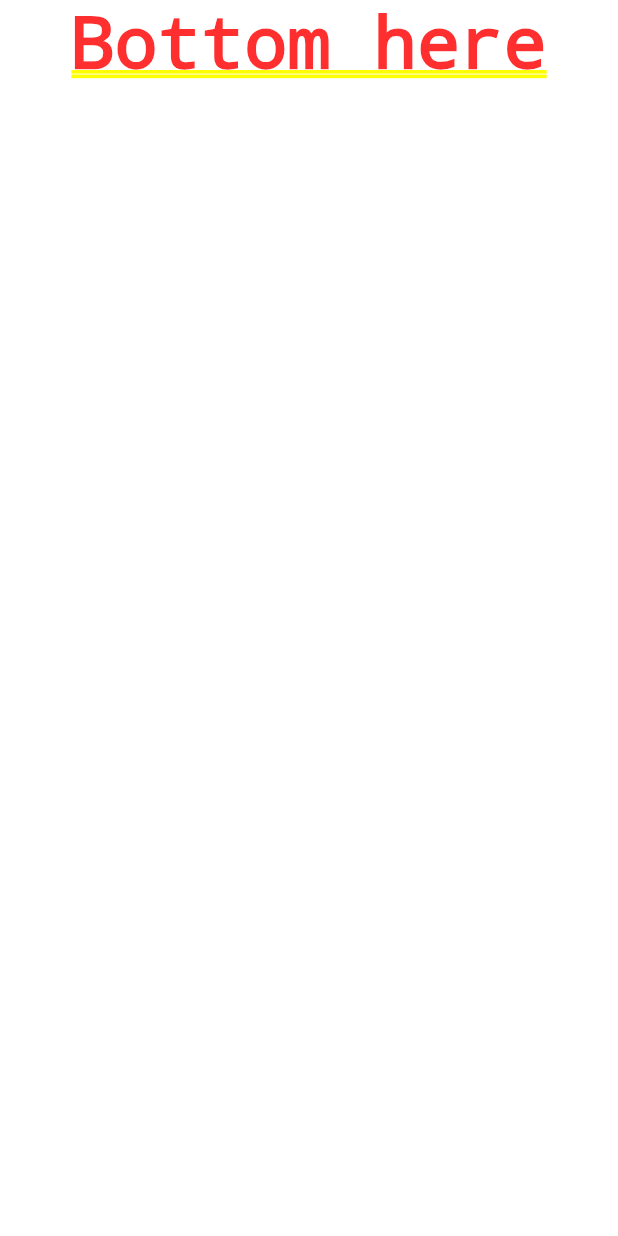
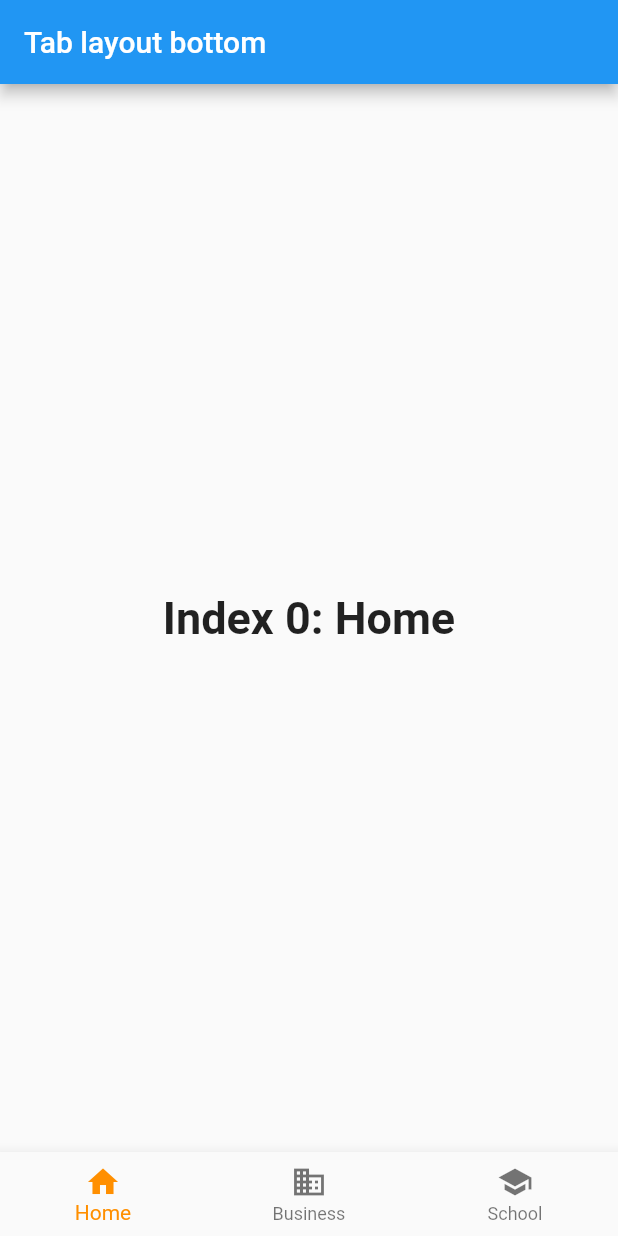
Before and after one commit to vohoangtuit/flutter_bottom_navigation_bar, a Flutter app: the screen it shows after launch, after a tap on "Bottom Screen", on a phone screen of 412 x 824 dp. Run offline on Flutter 3.47's test engine with Material 2 defaults, Android fonts, the phone set to English and light mode, and no system bars.

```diff
--- a/tab_layout/lib/modules/bottom_screen.dart
+++ b/tab_layout/lib/modules/bottom_screen.dart
@@ -1,21 +1,78 @@
 import 'package:flutter/material.dart';
 
+/// This Widget is the main application widget.
 class BottomScreen extends StatelessWidget {
+  static const String _title = 'Flutter Code Sample';
+
   @override
   Widget build(BuildContext context) {
-    return Container(
-      child: Column(
-        children: <Widget>[
-          Text(
-            'Bottom here',
-            textAlign: TextAlign.center,
-            overflow: TextOverflow.ellipsis,
-            style: TextStyle(fontWeight: FontWeight.bold),
-          )
-        ],
-
-      ),
-
+    return MaterialApp(
+      title: _title,
+      home: MyStatefulWidget(),
     );
   }
 }
+
+class MyStatefulWidget extends StatefulWidget {
+  MyStatefulWidget({Key key}) : super(key: key);
+
+  @override
+  _MyStatefulWidgetState createState() => _MyStatefulWidgetState();
+}
+
+class _MyStatefulWidgetState extends State<MyStatefulWidget> {
+  int _selectedIndex = 0;
+  static const TextStyle optionStyle =
+  TextStyle(fontSize: 30, fontWeight: FontWeight.bold);
+  static const List<Widget> _widgetOptions = <Widget>[
+    Text(
+      'Index 0: Home',
+      style: optionStyle,
+    ),
+    Text(
+      'Index 1: Business',
+      style: optionStyle,
+    ),
+    Text(
+      'Index 2: School',
+      style: optionStyle,
+    ),
+  ];
+
+  void _onItemTapped(int index) {
+    setState(() {
+      _selectedIndex = index;
+    });
+  }
+
+  @override
+  Widget build(BuildContext context) {
+    return Scaffold(
+      appBar: AppBar(
+        title: const Text('Tab layout bottom'),
+      ),
+      body: Center(
+        child: _widgetOptions.elementAt(_selectedIndex),
+      ),
+      bottomNavigationBar: BottomNavigationBar(
+        items: const <BottomNavigationBarItem>[
+          BottomNavigationBarItem(
+            icon: Icon(Icons.home),
+            title: Text('Home'),
+          ),
+          BottomNavigationBarItem(
+            icon: Icon(Icons.business),
+            title: Text('Business'),
+          ),
+          BottomNavigationBarItem(
+            icon: Icon(Icons.school),
+            title: Text('School'),
+          ),
+        ],
+        currentIndex: _selectedIndex,
+        selectedItemColor: Colors.amber[800],
+        onTap: _onItemTapped,
+      ),
+    );
+  }
+}
```
